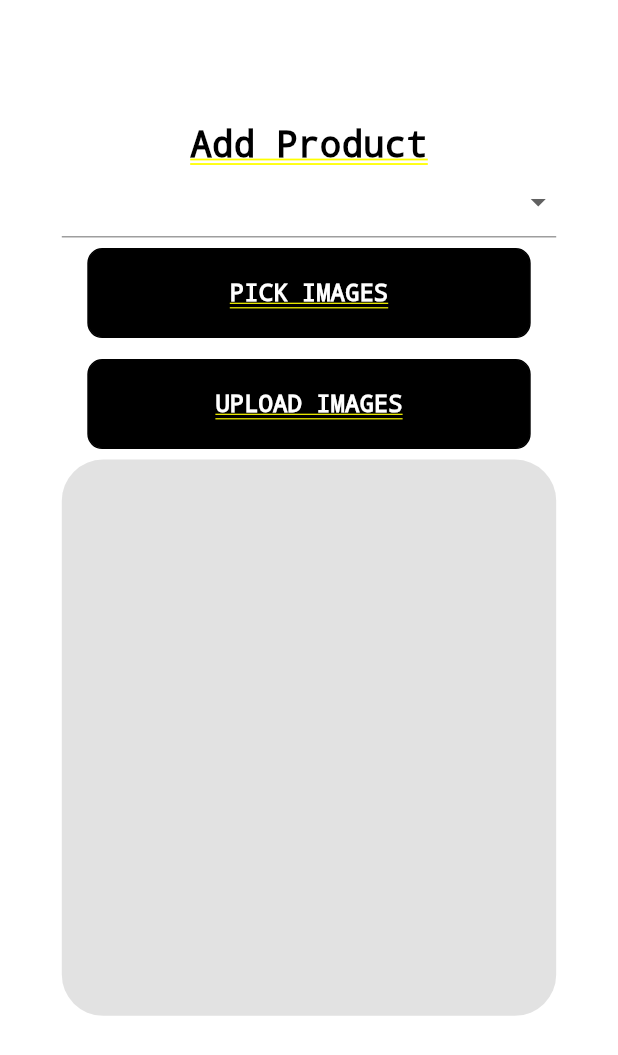
After one commit to realfaiq/ecommerce_store, a Flutter app: the AddProductScreen screen opened by its route, on a phone screen of 412 x 824 dp. The commit adds this screen. Shown: the top 1055 px of the screen. Run offline on Flutter 3.47's test engine with Material 2 defaults, Android fonts, the phone set to English and light mode, and no system bars; our stand-ins replace carousel_slider, cloud_firestore, firebase_auth, firebase_core, image_picker, sizer; missing offline and left inert: flutter_admin_scaffold; accounts and stored records are empty; network calls fail.

Commit message:
Further Admin Panel Enchaned

```diff
--- a/lib/screens/landing_Screen.dart
+++ b/lib/screens/landing_Screen.dart
@@ -32,7 +32,7 @@ class LandingScreen extends StatelessWidget {
                     if (user == null) {
                       return const LogInScreen();
                     } else {
-                      return const HomeScreen();
+                      return HomeScreen();
                     }
                   }
                   return Scaffold(
--- a/lib/screens/signup_Screen.dart
+++ b/lib/screens/signup_Screen.dart
@@ -1,4 +1,3 @@
-import 'package:ecommerce_store/screens/login_Screen.dart';
 import 'package:ecommerce_store/services/firebase_Services.dart';
 import 'package:ecommerce_store/utils/styles.dart';
 import 'package:ecommerce_store/widgets/ecoButton.dart';
--- /dev/null
+++ b/lib/screens/web_admin/add_Product_Screen.dart
@@ -0,0 +1,131 @@
+import 'dart:io';
+
+import 'package:ecommerce_store/utils/styles.dart';
+import 'package:ecommerce_store/widgets/ecoButton.dart';
+import 'package:flutter/material.dart';
+import 'package:image_picker/image_picker.dart';
+import 'package:sizer/sizer.dart';
+
+class AddProductScreen extends StatefulWidget {
+  static const String routeName = 'addproduct';
+
+  @override
+  State<AddProductScreen> createState() => _AddProductScreenState();
+}
+
+class _AddProductScreenState extends State<AddProductScreen> {
+  List categories = [
+    "GROCERIES",
+    "COSMETICS",
+    "ELECTRONICS",
+    "PHARMACY",
+    "GARMENTS"
+  ];
+
+  String? selectedValue;
+  final imagePicker = ImagePicker();
+  List<XFile> images = [];
+  @override
+  Widget build(BuildContext context) {
+    return SingleChildScrollView(
+      child: Container(
+        child: Center(
+          child: Padding(
+            padding: EdgeInsets.symmetric(horizontal: 10.w, vertical: 10.h),
+            child: Column(
+              children: [
+                const Text(
+                  'Add Product',
+                  style: EcommerceStore.boldStyle,
+                ),
+                DropdownButtonFormField(
+                    validator: (value) {
+                      if (value == null) {
+                        return "Category must be Selected";
+                      } else {
+                        return null;
+                      }
+                    },
+                    value: selectedValue,
+                    items: categories
+                        .map((e) => DropdownMenuItem<String>(
+                              value: e,
+                              child: Text(e),
+                            ))
+                        .toList(),
+                    onChanged: (value) {
+                      setState(() {
+                        selectedValue = value;
+                      });
+                    }),
+                EcoButton(
+                  title: "PICK IMAGES",
+                  onPress: () {
+                    pickImage();
+                  },
+                  isLogIn: true,
+                ),
+                EcoButton(
+                  title: "UPLOAD IMAGES",
+                  onPress: () {},
+                  isLogIn: true,
+                ),
+                Container(
+                  height: 45.h,
+                  decoration: BoxDecoration(
+                    color: Colors.grey.withOpacity(0.3),
+                    borderRadius: BorderRadius.circular(20.sp),
+                  ),
+                  child: GridView.builder(
+                    gridDelegate:
+                        const SliverGridDelegateWithFixedCrossAxisCount(
+                            crossAxisCount: 5),
+                    itemBuilder: (BuildContext context, int index) {
+                      return Padding(
+                        padding: const EdgeInsets.all(8.0),
+                        child: Stack(
+                          children: [
+                            Container(
+                              decoration: BoxDecoration(
+                                border: Border.all(color: Colors.black),
+                              ),
+                              child: Image.network(
+                                File(images[index].path).path,
+                                height: 200,
+                                width: 200,
+                                fit: BoxFit.cover,
+                              ),
+                            ),
+                            IconButton(
+                                onPressed: () {
+                                  setState(() {
+                                    images.removeAt(index);
+                                  });
+                                },
+                                icon: const Icon(Icons.cancel_outlined))
+                          ],
+                        ),
+                      );
+                    },
+                    itemCount: images.length,
+                  ),
+                )
+              ],
+            ),
+          ),
+        ),
+      ),
+    );
+  }
+
+  pickImage() async {
+    final List<XFile>? pickImage = await imagePicker.pickMultiImage();
+    if (pickImage != null) {
+      setState(() {
+        images.addAll(pickImage);
+      });
+    } else {
+      print('No Images selected');
+    }
+  }
+}
--- a/pubspec.yaml
+++ b/pubspec.yaml
@@ -33,8 +33,11 @@ dependencies:
   cupertino_icons: ^1.0.2
   firebase_auth: ^4.2.6
   firebase_core: ^2.5.0
+  firebase_storage: ^11.0.13
   flutter:
     sdk: flutter
+  flutter_admin_scaffold: ^1.1.2
+  image_picker: ^0.8.6+2
   sizer: ^2.0.15
 
 dev_dependencies:
```
Also changed, not shown: lib/main.dart (+17 -1 lines), lib/screens/home_Screen.dart (+4 -9 lines), lib/screens/web_admin/dashboard_Screen.dart (added, +19 -0 lines), lib/screens/web_admin/delete_Product_Screen.dart (added, +19 -0 lines), lib/screens/web_admin/update_Product_Screen.dart (added, +19 -0 lines), lib/screens/web_admin/web_Admin_Login_Screen.dart (+46 -12 lines), lib/screens/web_admin/web_Main.dart (+78 -7 lines), lib/services/firebase_Services.dart (+7 -1 lines), lib/widgets/ecoDialogue.dart (added, +23 -0 lines), pubspec.lock, 1 other file.
